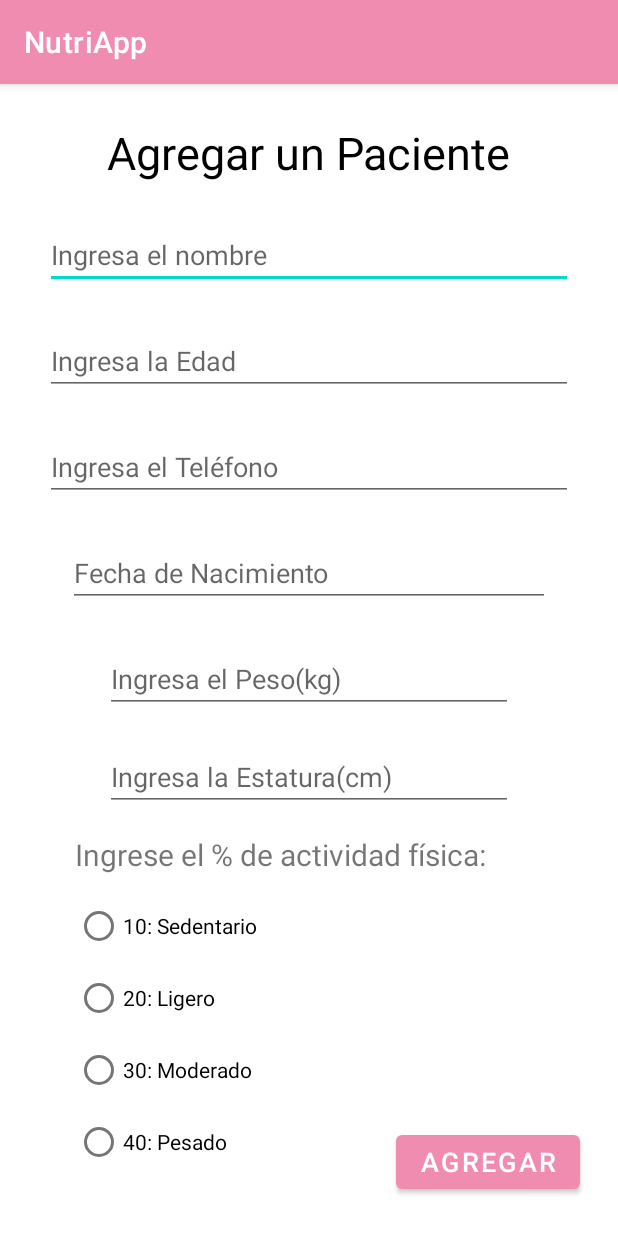
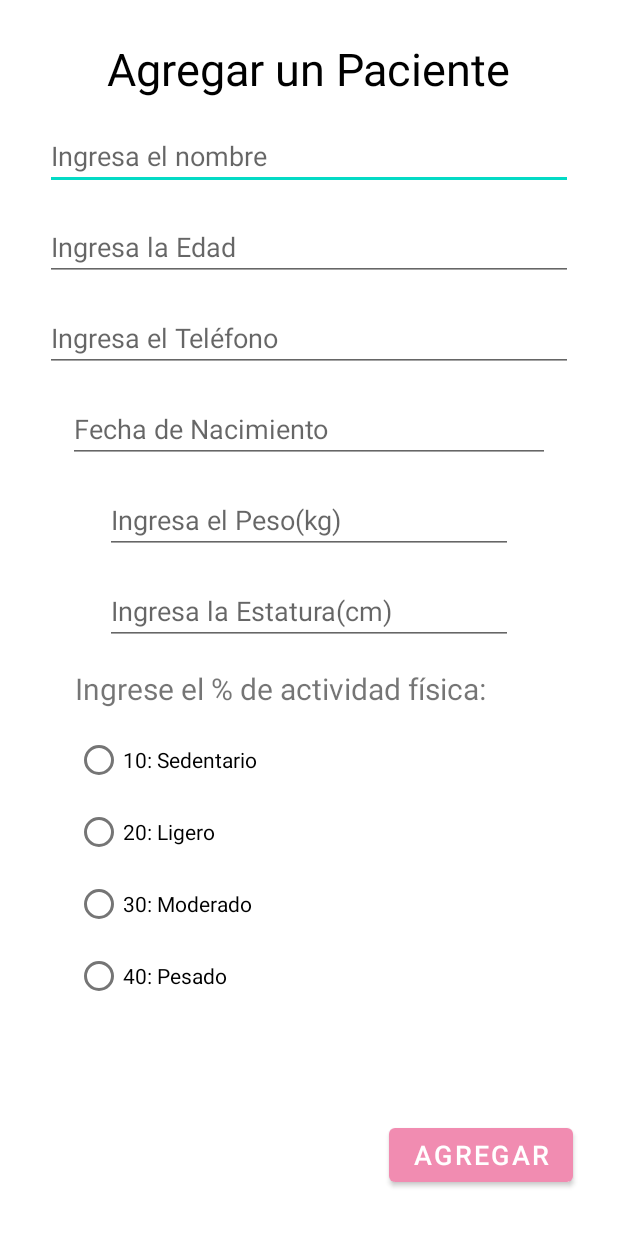
Before and after one commit to OsmarCastor/NutriApp, an Android app: the screen it shows after launch (agregarPaciente), after a tap on an icon or button, on a phone screen of 412 x 824 dp. Shown: the top 1233 px of the screen. Run offline under Robolectric (Android 15) with nearby library versions, the phone set to English and light mode, and no system bars.

Commit message:
Hago commit

```diff
--- a/app/src/main/java/castor/no/c/programar/nutriapp/MainActivity.kt
+++ b/app/src/main/java/castor/no/c/programar/nutriapp/MainActivity.kt
@@ -9,6 +9,7 @@ class MainActivity : AppCompatActivity() {
     override fun onCreate(savedInstanceState: Bundle?) {
         super.onCreate(savedInstanceState)
         setContentView(R.layout.activity_main)
+        supportActionBar?.hide()
     }
 
     override fun onStart() {
--- a/app/src/main/java/castor/no/c/programar/nutriapp/agregarPaciente.kt
+++ b/app/src/main/java/castor/no/c/programar/nutriapp/agregarPaciente.kt
@@ -20,6 +20,7 @@ class agregarPaciente : AppCompatActivity() {
         txtFecha = findViewById(R.id.txtNacimiento)
         txtPeso = findViewById(R.id.txtPeso)
         txtEstatura = findViewById(R.id.txtEstatura)
+        supportActionBar?.hide()
     }
 
 }
--- a/app/src/main/java/castor/no/c/programar/nutriapp/mostrarPaciente.kt
+++ b/app/src/main/java/castor/no/c/programar/nutriapp/mostrarPaciente.kt
@@ -9,6 +9,7 @@ class mostrarPaciente : AppCompatActivity() {
     override fun onCreate(savedInstanceState: Bundle?) {
         super.onCreate(savedInstanceState)
         setContentView(R.layout.activity_mostrar_paciente)
+        supportActionBar?.hide()
     }
     fun abrirAregar(v: View){
         val intent = Intent(this, agregarPaciente::class.java)
--- a/app/src/main/res/layout/activity_agregar_paciente.xml
+++ b/app/src/main/res/layout/activity_agregar_paciente.xml
@@ -23,7 +23,7 @@
         android:layout_width="0dp"
         android:layout_height="wrap_content"
         android:layout_marginStart="30dp"
-        android:layout_marginTop="25dp"
+        android:layout_marginTop="15dp"
         android:layout_marginEnd="30dp"
         android:hint="@string/nombre_paciente"
         app:layout_constraintEnd_toEndOf="parent"
@@ -35,7 +35,7 @@
         android:layout_width="match_parent"
         android:layout_height="wrap_content"
         android:layout_marginStart="30dp"
-        android:layout_marginTop="25dp"
+        android:layout_marginTop="15dp"
         android:layout_marginEnd="30dp"
         android:hint="@string/edad_paciente"
         app:layout_constraintEnd_toEndOf="parent"
@@ -48,7 +48,7 @@
         android:layout_width="match_parent"
         android:layout_height="wrap_content"
         android:layout_marginStart="30dp"
-        android:layout_marginTop="25dp"
+        android:layout_marginTop="15dp"
         android:layout_marginEnd="30dp"
         android:hint="@string/telefono_paciente"
         app:layout_constraintEnd_toEndOf="parent"
@@ -61,7 +61,7 @@
         android:layout_width="match_parent"
         android:layout_height="wrap_content"
         android:layout_marginStart="70dp"
-        android:layout_marginTop="25dp"
+        android:layout_marginTop="15dp"
         android:layout_marginEnd="70dp"
         android:hint="@string/peso_paciente"
         app:layout_constraintEnd_toEndOf="parent"
@@ -74,7 +74,7 @@
         android:layout_width="match_parent"
         android:layout_height="wrap_content"
         android:layout_marginStart="70dp"
-        android:layout_marginTop="20dp"
+        android:layout_marginTop="15dp"
         android:layout_marginEnd="70dp"
         android:hint="@string/talla_paciente"
         app:layout_constraintEnd_toEndOf="parent"
@@ -87,7 +87,7 @@
         android:layout_width="0dp"
         android:layout_height="wrap_content"
         android:layout_marginStart="45dp"
-        android:layout_marginTop="25dp"
+        android:layout_marginTop="15dp"
         android:layout_marginEnd="45dp"
         android:ems="10"
         android:hint="@string/nacimiento_paciente"
@@ -144,8 +144,8 @@
         android:id="@+id/btnAbrirAgregar"
         android:layout_width="wrap_content"
         android:layout_height="wrap_content"
-        android:layout_marginEnd="25dp"
-        android:layout_marginBottom="25dp"
+        android:layout_marginEnd="30dp"
+        android:layout_marginBottom="30dp"
         android:text="@string/agregar"
         android:textSize="18sp"
         app:layout_constraintBottom_toBottomOf="parent"
```
